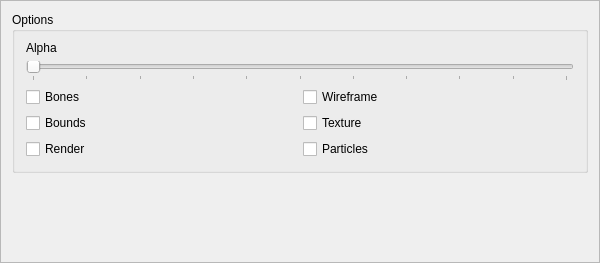
Old version of the form WMVx/RenderControl.ui in the repository Frostshake/WMVx.
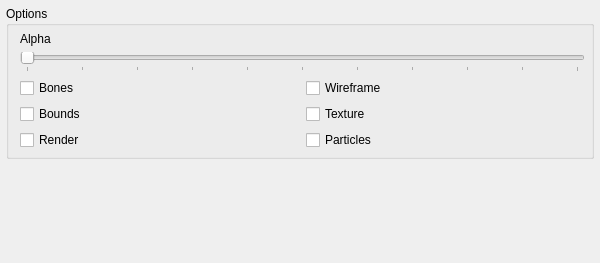
New version of the form.

```diff
--- a/WMVx/RenderControl.ui
+++ b/WMVx/RenderControl.ui
@@ -28,6 +28,12 @@
    </property>
    <item>
     <widget class="QScrollArea" name="scrollArea">
+     <property name="frameShape">
+      <enum>QFrame::NoFrame</enum>
+     </property>
+     <property name="frameShadow">
+      <enum>QFrame::Plain</enum>
+     </property>
      <property name="widgetResizable">
       <bool>true</bool>
      </property>
@@ -36,11 +42,23 @@
        <rect>
         <x>0</x>
         <y>0</y>
-        <width>598</width>
-        <height>261</height>
+        <width>600</width>
+        <height>263</height>
        </rect>
       </property>
       <layout class="QVBoxLayout" name="verticalLayout_2">
+       <property name="leftMargin">
+        <number>6</number>
+       </property>
+       <property name="topMargin">
+        <number>6</number>
+       </property>
+       <property name="rightMargin">
+        <number>6</number>
+       </property>
+       <property name="bottomMargin">
+        <number>6</number>
+       </property>
        <item>
         <widget class="QGroupBox" name="groupBoxRender">
          <property name="minimumSize">
@@ -63,7 +81,13 @@
          </property>
          <layout class="QVBoxLayout" name="verticalLayout_6">
           <property name="topMargin">
-           <number>9</number>
+           <number>6</number>
+          </property>
+          <property name="rightMargin">
+           <number>6</number>
+          </property>
+          <property name="bottomMargin">
+           <number>6</number>
           </property>
           <item>
            <widget class="QLabel" name="labelAlpha">
```
